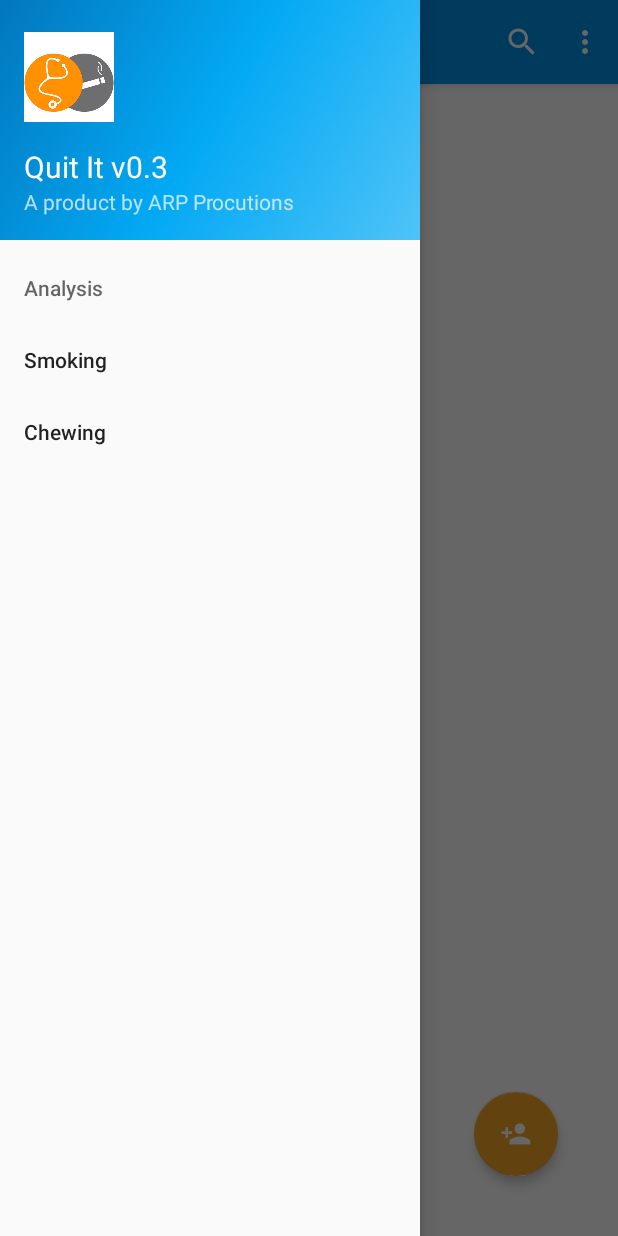
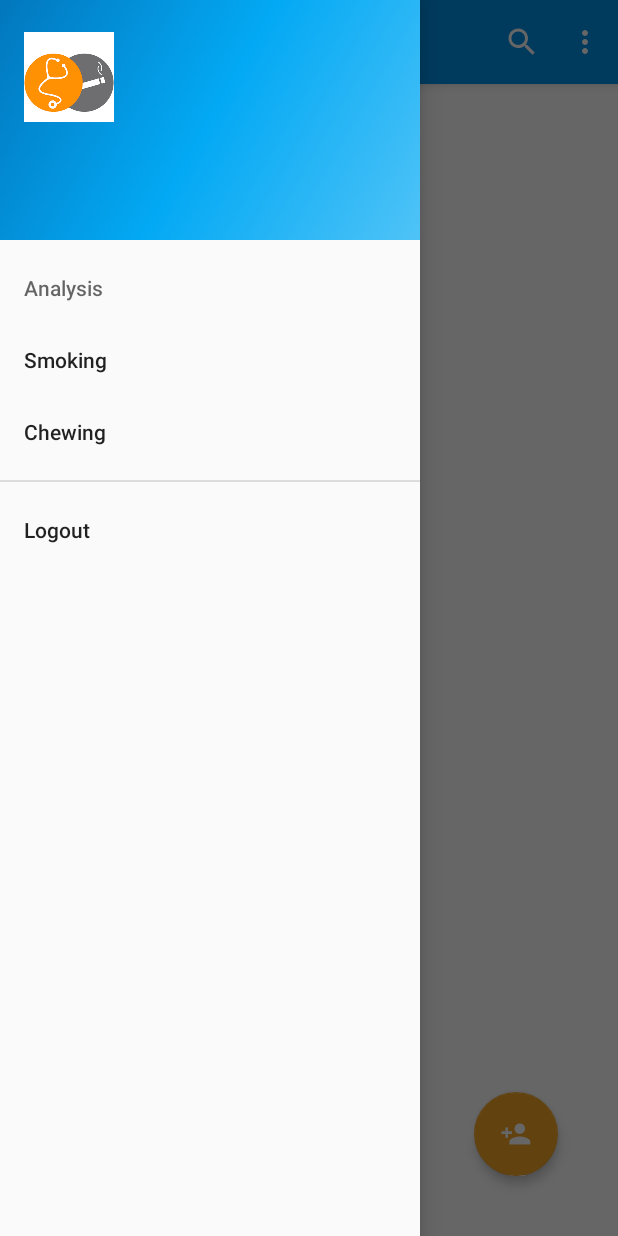
Before and after one commit to pulkitgpt27/Quit_it-0.4, an Android app: the screen it shows after launch once a user with an empty profile is signed in (MainActivity), with the side drawer open, on a phone screen of 412 x 824 dp. Run offline under Robolectric (Android 15) with nearby library versions, the phone set to English and light mode, and no system bars; our stand-ins replace Firebase (no records; nobody signed in at launch, a user with empty details on screens opened directly), Picasso; libraries missing offline, so code that uses them is left out: com.firebase.ui; 1 statement that could not run was skipped.

Commit message:
1/20 1:13

```diff
--- a/app/build.gradle
+++ b/app/build.gradle
@@ -36,5 +36,6 @@ dependencies {
     compile 'com.github.PhilJay:MPAndroidChart:v3.0.2'
     compile 'com.android.support.constraint:constraint-layout:1.0.2'
     testCompile 'junit:junit:4.12'
+    compile 'com.squareup.picasso:picasso:2.5.2'
 }
 apply plugin: 'com.google.gms.google-services'
--- a/app/src/main/java/com/example/android/quitit/FirebaseMethods.java
+++ b/app/src/main/java/com/example/android/quitit/FirebaseMethods.java
@@ -26,6 +26,5 @@ public class FirebaseMethods {
         FirebaseDatabase mFirebaseDatabase=FirebaseDatabase.getInstance();
         DatabaseReference childref=mFirebaseDatabase.getReference().child("doctors").child("doctor1").child(fchild);
         return childref;
-
     }
 }
--- a/app/src/main/java/com/example/android/quitit/LoginActivity.java
+++ b/app/src/main/java/com/example/android/quitit/LoginActivity.java
@@ -1,6 +1,7 @@
 package com.example.android.quitit;
 
 import android.content.Intent;
+import android.net.Uri;
 import android.os.Bundle;
 import android.support.annotation.NonNull;
 import android.support.annotation.Nullable;
@@ -42,7 +43,8 @@ public class LoginActivity extends AppCompatActivity {
 
     public static final int RC_SIGN_IN = 2;
     private GoogleApiClient mGoogleApiClient;
-
+    private String displayName,displayEmail;
+    private String imageUri;
 
     @Override
     protected void onCreate(@Nullable Bundle savedInstanceState)
@@ -57,7 +59,10 @@ public class LoginActivity extends AppCompatActivity {
                 FirebaseUser user=firebaseAuth.getCurrentUser();
                 if(user!=null){
                     toastmessage("Successfylly signed in with mail:"+ user.getEmail());
-                    onSignedInInitialize(user.getDisplayName());
+                    displayName = user.getDisplayName();
+                    displayEmail = user.getEmail();
+                    imageUri = user.getPhotoUrl().toString();
+                    onSignedInInitialize(user.getDisplayName());;
 
                 }else {
                     onSignedOutCleanUp();
@@ -146,9 +151,6 @@ public class LoginActivity extends AppCompatActivity {
                                      }
                                  }
         );
-
-
-
     }
 
     private void signIn() {
@@ -233,6 +235,9 @@ public class LoginActivity extends AppCompatActivity {
 
     private void attachDatabaseReadListener(){
         Intent intent = new Intent(LoginActivity.this,MainActivity.class);
+        intent.putExtra("displayName",displayName);
+        intent.putExtra("displayEmail",displayEmail);
+        intent.putExtra("displayImage",imageUri);
         startActivity(intent);
     }
 
--- a/app/src/main/java/com/example/android/quitit/MainActivity.java
+++ b/app/src/main/java/com/example/android/quitit/MainActivity.java
@@ -3,6 +3,7 @@ package com.example.android.quitit;
 import android.app.SearchManager;
 import android.content.Context;
 import android.content.Intent;
+import android.net.Uri;
 import android.os.Bundle;
 import android.os.Parcelable;
 import android.support.annotation.NonNull;
@@ -20,14 +21,17 @@ import android.view.MenuInflater;
 import android.view.MenuItem;
 import android.view.View;
 import android.widget.AdapterView;
+import android.widget.ImageView;
 import android.widget.ListView;
 import android.widget.ProgressBar;
+import android.widget.TextView;
 
 import com.firebase.ui.auth.AuthUI;
 import com.google.firebase.database.ChildEventListener;
 import com.google.firebase.database.DataSnapshot;
 import com.google.firebase.database.DatabaseError;
 import com.google.firebase.database.DatabaseReference;
+import com.squareup.picasso.Picasso;
 
 import java.util.ArrayList;
 
@@ -44,6 +48,9 @@ public class MainActivity extends AppCompatActivity
     private Boolean empty;
     SearchManager searchManager;
     SearchView searchView;
+    private TextView usernameTxt,emailTxt;
+    private ImageView userImageView;
+
 
     @Override
     protected void onCreate(Bundle savedInstanceState) {
@@ -63,8 +70,20 @@ public class MainActivity extends AppCompatActivity
 
         NavigationView navigationView = (NavigationView) findViewById(R.id.nav_view);
         navigationView.setNavigationItemSelectedListener(this);
+        View headerLayout = navigationView.getHeaderView(0);
+        usernameTxt = (TextView) headerLayout.findViewById(R.id.usernameTxt);
+        emailTxt = (TextView) headerLayout.findViewById(R.id.emailTxt);
+        userImageView = (ImageView) headerLayout.findViewById(R.id.imageView);
 
-        //******************FIREBASE BEGINS HERE*******************
+        usernameTxt.setText(getIntent().getStringExtra("displayName"));
+        emailTxt.setText(getIntent().getStringExtra("displayEmail"));
+        if(getIntent().getStringExtra("displayImage")!=null) {
+            Picasso.with(this).load(Uri.parse(getIntent().getStringExtra("displayImage"))).into(userImageView);
+        }
+
+
+
+                //******************FIREBASE BEGINS HERE*******************
         empty=true;
         spinner=(ProgressBar) findViewById(R.id.spinner);
 
@@ -152,7 +171,7 @@ public class MainActivity extends AppCompatActivity
        //     String name = e.getName().toLowerCase();
         //    if(name.contains(newText))
         //        temp.add(e);
-       // }
+       // }3
        // mPatientAdapter.setFilter(temp);
        return false;
     }
@@ -201,6 +220,11 @@ public class MainActivity extends AppCompatActivity
                 intent.putExtras(args);
                 startActivity(intent);
                 return true;
+            case R.id.logout:
+                AuthUI.getInstance().signOut(this);
+                Intent i = new Intent(MainActivity.this, LoginActivity.class);
+                startActivity(i);
+                return true;
             default:
                 return super.onOptionsItemSelected(item);
         }
--- a/app/src/main/res/layout/nav_header_layout.xml
+++ b/app/src/main/res/layout/nav_header_layout.xml
@@ -16,9 +16,11 @@
         android:id="@+id/imageView"
         android:layout_width="60dp"
         android:layout_height="60dp"
-        app:srcCompat="@drawable/icon" />
+        app:srcCompat="@drawable/icon"
+        android:scaleType="fitCenter"/>
 
     <TextView
+        android:id="@+id/usernameTxt"
         android:layout_width="match_parent"
         android:layout_height="wrap_content"
         android:paddingTop="16dp"
@@ -27,7 +29,7 @@
         android:textAppearance="@style/TextAppearance.AppCompat.Body1" />
 
     <TextView
-        android:id="@+id/textView"
+        android:id="@+id/emailTxt"
         android:layout_width="wrap_content"
         android:layout_height="wrap_content"
         android:text="A product by ARP Procutions"/>
--- a/app/src/main/res/menu/drawer_menu.xml
+++ b/app/src/main/res/menu/drawer_menu.xml
@@ -10,4 +10,5 @@
                 android:title="Chewing" />
         </menu>
     </item>
+    <item android:title="Logout" android:id="@+id/logout"></item>
 </menu>
--- a/app/src/main/res/values/strings.xml
+++ b/app/src/main/res/values/strings.xml
@@ -40,7 +40,7 @@
 
 
     <string name="chewing_history">Chewing History</string>
-    <string name="chewing_history_time">How long have you been chewing?</string>
+    <string name="chewing_history_time">How long have you been chewing?(Years, months)</string>
     <string name="often_chewing_text_view">How many times do you chew in a day?</string>
     <string name="cost_of_one_packet">Average cost of one packet</string>
     <string name="consumption_tumbakoo">Packets per day :</string>
```
Also changed, not shown: app/src/main/java/com/example/android/quitit/MessageActivity.java (+9 -8 lines), app/src/main/java/com/example/android/quitit/MyPrintDocumentAdapter.java (+6 -6 lines), 1 other file.
